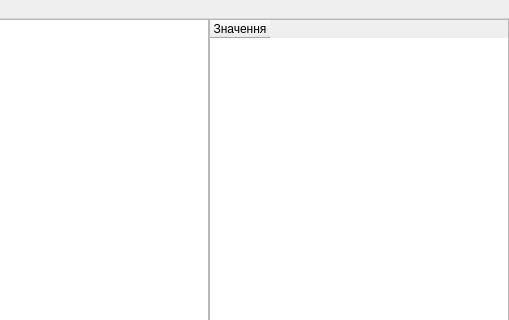
First picture: the form in mainwindow.ui, repository nazarlamer/Painting, before the edit; both pictures show x 379 to 888 and y 0 to 320 of the 888 by 640 pixel window.
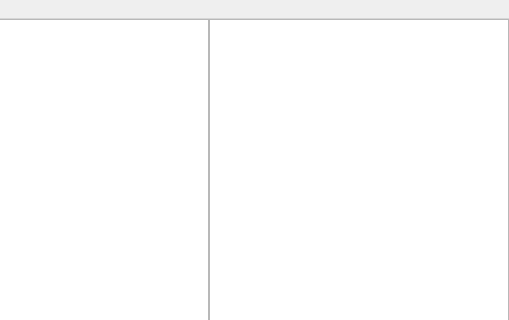
Second picture: the form after the edit. Custom widgets are drawn as their Qt base class.

Commit message: set windows title

Patch:
```diff
--- a/mainwindow.ui
+++ b/mainwindow.ui
@@ -110,7 +110,7 @@
              <number>1</number>
             </property>
             <attribute name="horizontalHeaderVisible">
-             <bool>true</bool>
+             <bool>false</bool>
             </attribute>
             <attribute name="horizontalHeaderDefaultSectionSize">
              <number>60</number>
@@ -122,7 +122,7 @@
              <number>60</number>
             </attribute>
             <attribute name="verticalHeaderVisible">
-             <bool>true</bool>
+             <bool>false</bool>
             </attribute>
             <attribute name="verticalHeaderDefaultSectionSize">
              <number>21</number>
```
The commit also changes 2 other files.
